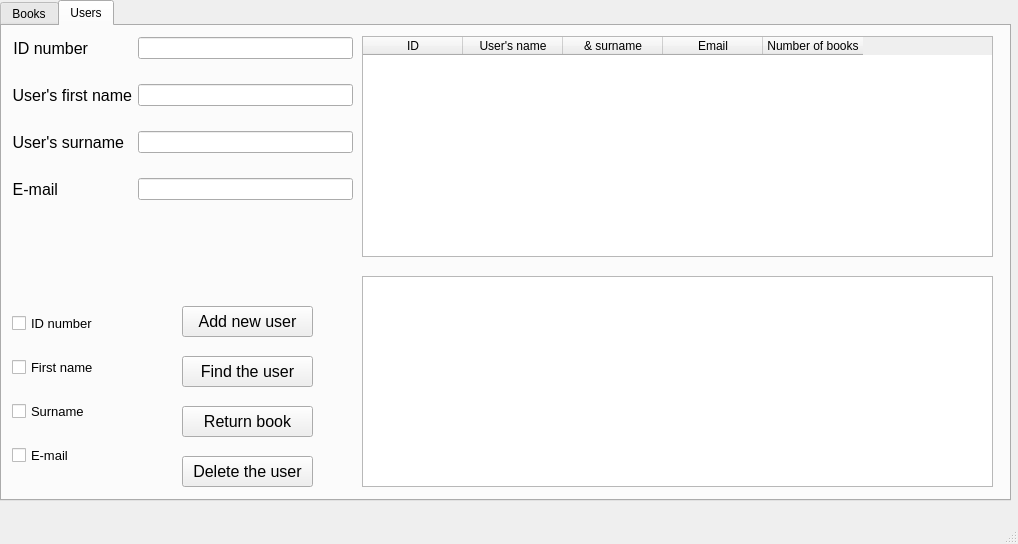
JakubMckowiak/libDEMO2, file mainwindow.ui: the form before one commit.
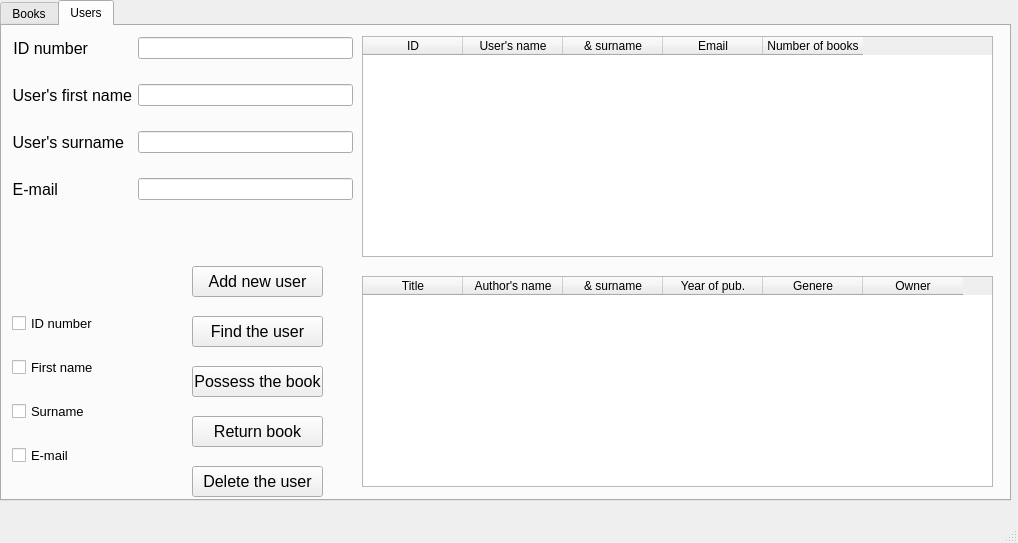
The form after the commit.

Commit message: Attempt of adding 'managing book's possessions' functionality, but failed

What changed in the file:
```diff
--- a/mainwindow.ui
+++ b/mainwindow.ui
@@ -7,7 +7,7 @@
     <x>0</x>
     <y>0</y>
     <width>1018</width>
-    <height>544</height>
+    <height>543</height>
    </rect>
   </property>
   <property name="windowTitle">
@@ -398,7 +398,7 @@
            <x>10</x>
            <y>11</y>
            <width>341</width>
-           <height>241</height>
+           <height>211</height>
           </rect>
          </property>
          <layout class="QFormLayout" name="formLayout_6">
@@ -522,22 +522,6 @@
           <item row="6" column="1">
            <widget class="QLineEdit" name="inputUserEmail"/>
           </item>
-          <item row="7" column="1">
-           <spacer name="verticalSpacer_24">
-            <property name="orientation">
-             <enum>Qt::Vertical</enum>
-            </property>
-            <property name="sizeType">
-             <enum>QSizePolicy::Fixed</enum>
-            </property>
-            <property name="sizeHint" stdset="0">
-             <size>
-              <width>20</width>
-              <height>13</height>
-             </size>
-            </property>
-           </spacer>
-          </item>
          </layout>
         </widget>
         <widget class="QWidget" name="gridLayoutWidget_3">
@@ -603,8 +587,8 @@
         <widget class="QPushButton" name="deleteBookFromUser">
          <property name="geometry">
           <rect>
-           <x>180</x>
-           <y>380</y>
+           <x>190</x>
+           <y>340</y>
            <width>131</width>
            <height>31</height>
           </rect>
@@ -615,7 +599,7 @@
           </font>
          </property>
          <property name="text">
-          <string>Return book</string>
+          <string>Possess the book</string>
          </property>
         </widget>
         <widget class="QTableWidget" name="tableWidgetUsers">
@@ -665,8 +649,8 @@
         <widget class="QPushButton" name="findUser">
          <property name="geometry">
           <rect>
-           <x>180</x>
-           <y>330</y>
+           <x>190</x>
+           <y>290</y>
            <width>131</width>
            <height>31</height>
           </rect>
@@ -683,8 +667,8 @@
         <widget class="QPushButton" name="submitUserAdd">
          <property name="geometry">
           <rect>
-           <x>180</x>
-           <y>280</y>
+           <x>190</x>
+           <y>240</y>
            <width>131</width>
            <height>31</height>
           </rect>
@@ -701,8 +685,8 @@
         <widget class="QPushButton" name="deleteUser">
          <property name="geometry">
           <rect>
-           <x>180</x>
-           <y>430</y>
+           <x>190</x>
+           <y>440</y>
            <width>131</width>
            <height>31</height>
           </rect>
@@ -733,6 +717,54 @@
          </property>
          <property name="selectionBehavior">
           <enum>QAbstractItemView::SelectRows</enum>
+         </property>
+         <column>
+          <property name="text">
+           <string>Title</string>
+          </property>
+         </column>
+         <column>
+          <property name="text">
+           <string>Author's name</string>
+          </property>
+         </column>
+         <column>
+          <property name="text">
+           <string>&amp; surname</string>
+          </property>
+         </column>
+         <column>
+          <property name="text">
+           <string>Year of pub.</string>
+          </property>
+         </column>
+         <column>
+          <property name="text">
+           <string>Genere</string>
+          </property>
+         </column>
+         <column>
+          <property name="text">
+           <string>Owner</string>
+          </property>
+         </column>
+        </widget>
+        <widget class="QPushButton" name="returnBookFromUser">
+         <property name="geometry">
+          <rect>
+           <x>190</x>
+           <y>390</y>
+           <width>131</width>
+           <height>31</height>
+          </rect>
+         </property>
+         <property name="font">
+          <font>
+           <pointsize>12</pointsize>
+          </font>
+         </property>
+         <property name="text">
+          <string>Return book</string>
          </property>
         </widget>
        </widget>
```
Left out of the diff: 2 changed lines with no effect on the pictures. The commit also changes 4 other files.
